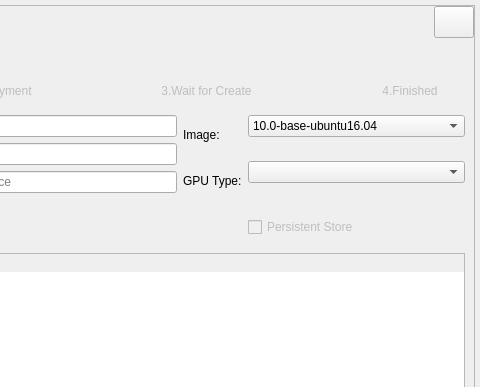
The window that src/qt/forms/adddockerservicedlg.ui (MassGrid/MassGrid) describes before a commit, drawn with Qt 5; both pictures show x 270 to 750 and y 0 to 387 of the 750 by 578 pixel window.
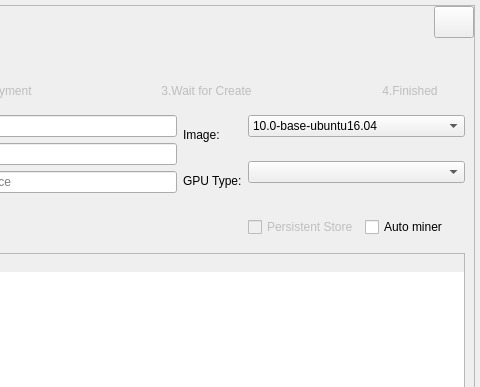
The same window after the commit. The open tabs and pages were chosen to show the change. Icons and pictures are not drawn. Custom widgets are drawn as their Qt base class.

Commit message: add auto miner

The edit to the form file:
```diff
--- a/src/qt/forms/adddockerservicedlg.ui
+++ b/src/qt/forms/adddockerservicedlg.ui
@@ -954,6 +954,20 @@
                   </widget>
                  </item>
                  <item row="2" column="1">
+                  <layout class="QHBoxLayout" name="horizontalLayout_2">
+                   <property name="leftMargin">
+                    <number>0</number>
+                   </property>
+                   <property name="topMargin">
+                    <number>0</number>
+                   </property>
+                   <property name="rightMargin">
+                    <number>0</number>
+                   </property>
+                   <property name="bottomMargin">
+                    <number>0</number>
+                   </property>
+                   <item>
                   <widget class="QCheckBox" name="checkBox_persistentStore">
                    <property name="enabled">
                     <bool>false</bool>
@@ -968,6 +982,15 @@
                     <string>Persistent Store</string>
                    </property>
                   </widget>
+                   </item>
+                   <item>
+                    <widget class="QCheckBox" name="checkBox_autominer">
+                     <property name="text">
+                      <string>Auto miner</string>
+                     </property>
+                    </widget>
+                   </item>
+                  </layout>
                  </item>
                 </layout>
                </item>
```
Left out of the diff: 2 changed lines with no effect on the pictures. Lines whose indentation alone changed are shown as unchanged. The commit also changes 19 other files.
